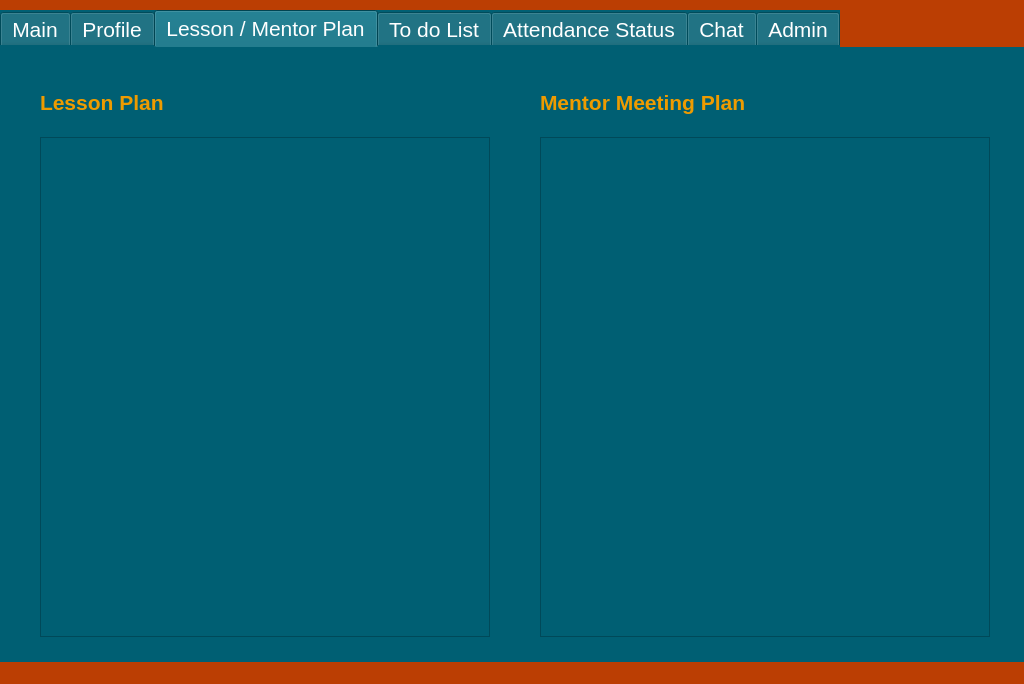
otufan/school-management-system, file Teacher_UI/teacher.ui: the form before one commit.
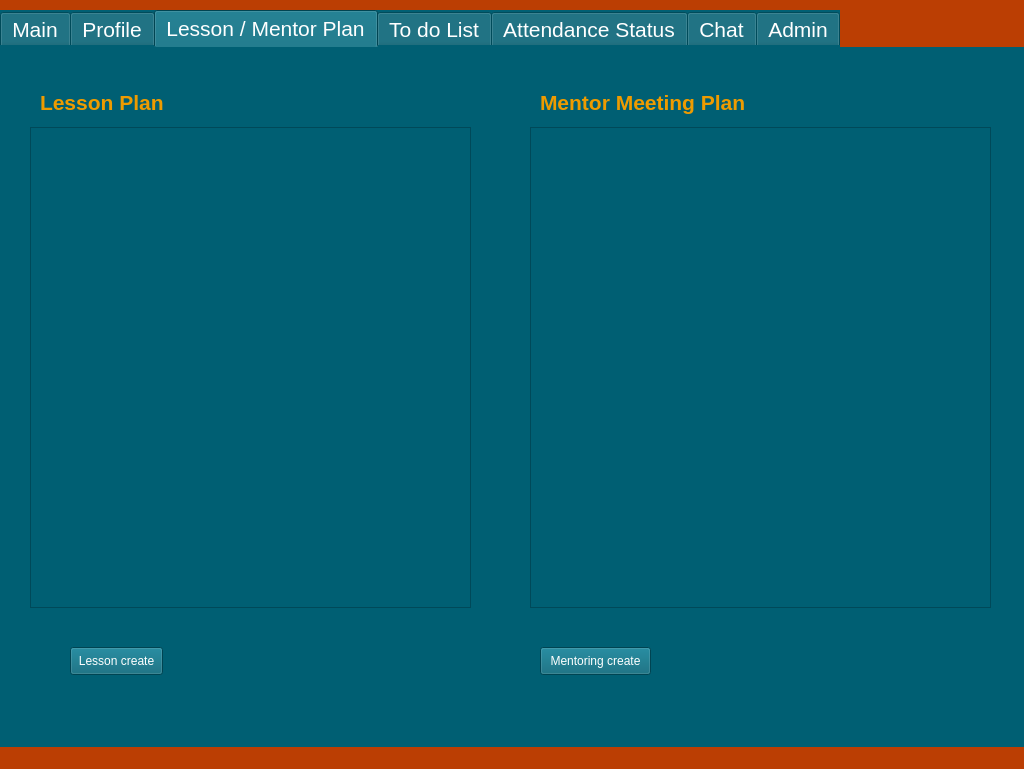
The form after the commit. The open tabs and pages were chosen to show the change.

Commit message: new UIs for create Les/Men

The edit to the form file:
```diff
--- a/Teacher_UI/teacher.ui
+++ b/Teacher_UI/teacher.ui
@@ -7,7 +7,7 @@
     <x>0</x>
     <y>0</y>
     <width>1024</width>
-    <height>684</height>
+    <height>769</height>
    </rect>
   </property>
   <property name="minimumSize">
@@ -728,25 +728,6 @@
        <string>Lesson Plan</string>
       </property>
      </widget>
-     <widget class="QTextEdit" name="teacher_plan_lesson_list">
-      <property name="geometry">
-       <rect>
-        <x>40</x>
-        <y>90</y>
-        <width>450</width>
-        <height>500</height>
-       </rect>
-      </property>
-      <property name="minimumSize">
-       <size>
-        <width>450</width>
-        <height>500</height>
-       </size>
-      </property>
-      <property name="styleSheet">
-       <string notr="true">color: rgb(238, 155, 0);</string>
-      </property>
-     </widget>
      <widget class="QLabel" name="label_plan_mentor">
       <property name="geometry">
        <rect>
@@ -776,23 +757,50 @@
        <string>Mentor Meeting Plan</string>
       </property>
      </widget>
-     <widget class="QTextEdit" name="teacher_plan_mentor_list">
+     <widget class="QTableWidget" name="teacher_plan_lesson_list">
+      <property name="geometry">
+       <rect>
+        <x>30</x>
+        <y>80</y>
+        <width>441</width>
+        <height>481</height>
+       </rect>
+      </property>
+     </widget>
+     <widget class="QTableWidget" name="tableWidget">
+      <property name="geometry">
+       <rect>
+        <x>530</x>
+        <y>80</y>
+        <width>461</width>
+        <height>481</height>
+       </rect>
+      </property>
+     </widget>
+     <widget class="QPushButton" name="create_lesson">
+      <property name="geometry">
+       <rect>
+        <x>70</x>
+        <y>600</y>
+        <width>93</width>
+        <height>28</height>
+       </rect>
+      </property>
+      <property name="text">
+       <string>Lesson create</string>
+      </property>
+     </widget>
+     <widget class="QPushButton" name="create_mentor">
       <property name="geometry">
        <rect>
         <x>540</x>
-        <y>90</y>
-        <width>450</width>
-        <height>500</height>
+        <y>600</y>
+        <width>111</width>
+        <height>28</height>
        </rect>
       </property>
-      <property name="minimumSize">
-       <size>
-        <width>450</width>
-        <height>500</height>
-       </size>
-      </property>
-      <property name="styleSheet">
-       <string notr="true">color: rgb(238, 155, 0);</string>
+      <property name="text">
+       <string>Mentoring create</string>
       </property>
      </widget>
     </widget>
```
Left out of the diff: 18 changed lines with no effect on the pictures. The commit also changes 15 other files.
